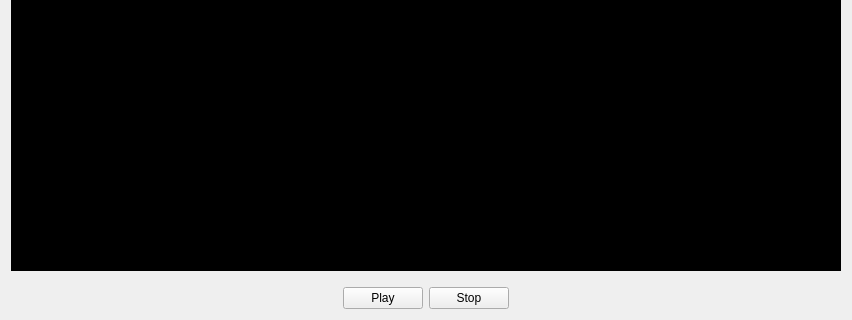
Before: the Qt Designer form GUI/GUI_Util/formvideolive.ui in Abay11/onvif_client, drawn with Qt 5; both pictures show x 0 to 852 and y 206 to 526 of the 852 by 526 pixel window.
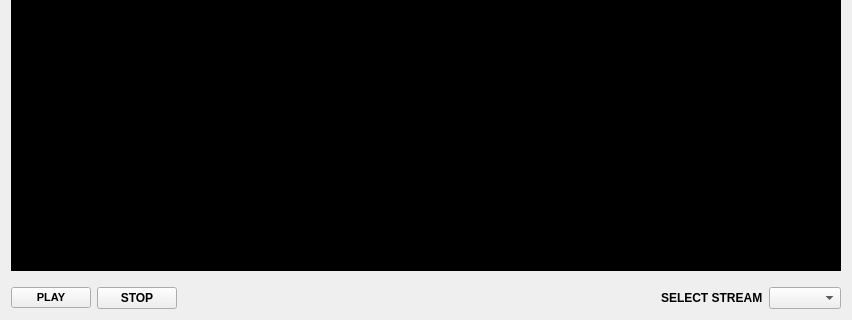
After: the same form once the commit is applied.

Commit message: add GetStreamUri dynamically for profiles

The edit to the form file:
```diff
--- a/GUI/GUI_Util/formvideolive.ui
+++ b/GUI/GUI_Util/formvideolive.ui
@@ -29,35 +29,35 @@
      <property name="topMargin">
       <number>10</number>
      </property>
-     <item>
-      <spacer name="horizontalSpacer">
-       <property name="orientation">
-        <enum>Qt::Horizontal</enum>
-       </property>
-       <property name="sizeHint" stdset="0">
-        <size>
-         <width>40</width>
-         <height>20</height>
-        </size>
-       </property>
-      </spacer>
-     </item>
      <item>
       <widget class="QPushButton" name="btnPlay">
+       <property name="font">
+        <font>
+         <pointsize>8</pointsize>
+         <weight>75</weight>
+         <bold>true</bold>
+        </font>
+       </property>
        <property name="text">
-        <string>Play</string>
+        <string>PLAY</string>
        </property>
       </widget>
      </item>
      <item>
       <widget class="QPushButton" name="btnStop">
+       <property name="font">
+        <font>
+         <weight>75</weight>
+         <bold>true</bold>
+        </font>
+       </property>
        <property name="text">
-        <string>Stop</string>
+        <string>STOP</string>
        </property>
       </widget>
      </item>
      <item>
-      <spacer name="horizontalSpacer_2">
+      <spacer name="horizontalSpacer">
        <property name="orientation">
         <enum>Qt::Horizontal</enum>
        </property>
@@ -69,6 +69,22 @@
        </property>
       </spacer>
      </item>
+     <item>
+      <widget class="QLabel" name="label">
+       <property name="font">
+        <font>
+         <weight>75</weight>
+         <bold>true</bold>
+        </font>
+       </property>
+       <property name="text">
+        <string>SELECT STREAM</string>
+       </property>
+      </widget>
+     </item>
+     <item>
+      <widget class="QComboBox" name="cmbTokens"/>
+     </item>
     </layout>
    </item>
   </layout>
```
The commit also changes 8 other files.
